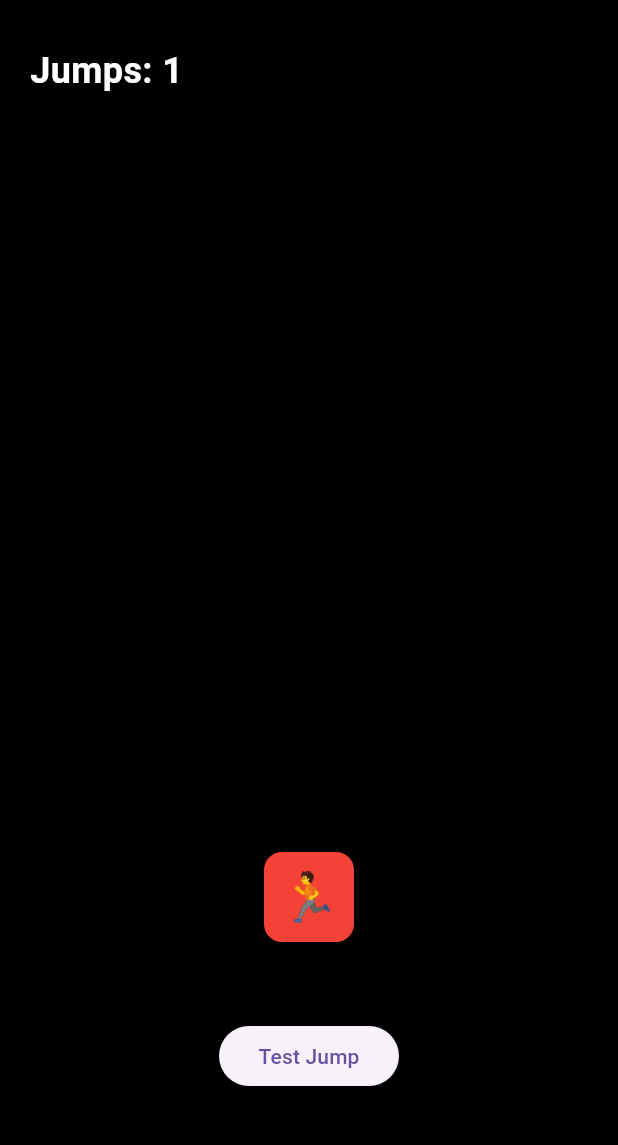
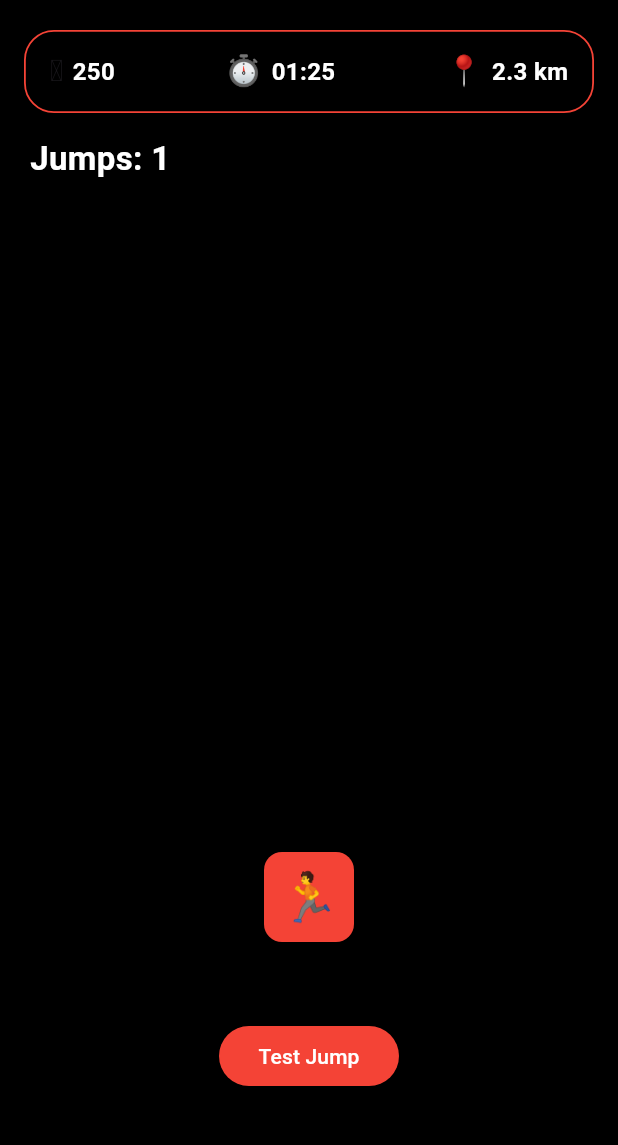
Before and after one commit to Risha0503/fitnessApp, a Flutter app: the screen it shows after launch, after a tap on "Test Jump", on a phone screen of 412 x 824 dp, the part 84-1229 px from its top. Run offline on Flutter 3.47's test engine with Material 3 defaults, Android fonts, the phone set to English and light mode, and no system bars.

Commit message:
Added HUD(icons etc)

```diff
--- a/fitness_rush_app/lib/screens/gamescreen.dart
+++ b/fitness_rush_app/lib/screens/gamescreen.dart
@@ -1,38 +1,42 @@
 import 'package:flutter/material.dart';
-// This is the main game screen for the Fitness Rush app. It displays the runner character, jump counter, and a button to perform jumps.
+
 class GameScreen extends StatefulWidget {
   const GameScreen({super.key});
 
   @override
   State<GameScreen> createState() => _GameScreenState();
 }
-// This is the state class for the GameScreen widget. It manages the state of the game, including the jump count, runner's position, and jump logic.
+
 class _GameScreenState extends State<GameScreen> {
   int jumpCount = 0;
 
-  double runnerBottom = 140; // this variable controls the vertical position of the runner character
-  bool isJumping = false;// this variable tracks whether the runner is currently jumping to prevent multiple jumps at the same time
-// This function is called when the jump button is pressed. It handles the jump logic, including updating the state to trigger a jump and resetting it after the jump duration.
+  double runnerBottom = 140;
+  bool isJumping = false;
+
+  int coins = 250;
+  String timer = '01:25';
+  double distanceKm = 2.3;
+
   Future<void> performJump() async {
     if (isJumping) return;
 
-    setState(() { //` this is where we update the state to trigger a jump
+    setState(() {
       isJumping = true;
       jumpCount++;
-      runnerBottom = 240; // this moves the runner up to simulate a jump
+      runnerBottom = 240;
     });
 
-    await Future.delayed(const Duration(milliseconds: 300)); // this simulates the time the jump takes
-// After the jump duration, we reset the runner's position and state
+    await Future.delayed(const Duration(milliseconds: 300));
+
     setState(() {
-      runnerBottom = 140; // this brings the runner back down after the jump
-      isJumping = false; // reset the jumping state so we can jump again
+      runnerBottom = 140;
+      isJumping = false;
     });
   }
-// This is the main build method that constructs the UI of the game screen
+// this is the main build method for the game screen. It constructs the UI, including the HUD, runner, and jump button. The HUD displays coins, timer, and distance, while the runner is represented by an emoji that moves up when jumping. The jump button triggers the performJump function to simulate a jump action.
   @override
   Widget build(BuildContext context) {
-    return Scaffold( // this is the main structure of our game screen
+    return Scaffold(
       appBar: AppBar(
         title: const Text('Fitness Rush'),
         backgroundColor: Colors.red,
@@ -42,27 +46,50 @@ class _GameScreenState extends State<GameScreen> {
           Container(
             color: Colors.black,
           ),
-// This is the jump counter displayed at the top left of the screen
+// The Stack widget allows for layering of UI elements, enabling the HUD to be positioned on top of the game background and the runner to be positioned above the ground. Each Positioned widget within the Stack is used to place specific UI components at desired locations on the screen, creating an engaging and interactive game interface.
           Positioned(
-            top: 30,
+            top: 20,
+            left: 16,
+            right: 16,
+            child: Container(
+              padding: const EdgeInsets.symmetric(horizontal: 16, vertical: 12),
+              decoration: BoxDecoration(
+                color: Colors.black.withOpacity(0.65),// Semi-transparent background
+                borderRadius: BorderRadius.circular(20),
+                border: Border.all(color: Colors.red, width: 1.2),
+              ),
+          //this is the HUD (Heads-Up Display) section of the game screen. It is positioned at the top of the screen and displays important game information such as coins, timer, and distance. The HUD has a semi-transparent black background with a red border, and it uses a Row widget to layout the individual HUD items (coins, timer, distance) with appropriate spacing.
+              child: Row(
+                mainAxisAlignment: MainAxisAlignment.spaceBetween,
+                children: [
+                  _buildHudItem('🪙', '$coins'),
+                  _buildHudItem('⏱', timer),
+                  _buildHudItem('📍', '${distanceKm.toStringAsFixed(1)} km'),
+                ],
+              ),
+            ),
+          ),
+// This Positioned widget displays the jump count on the screen. It is placed near the top left corner and shows the number of jumps performed by the player. The text is styled with a white color, larger font size, and bold weight to make it easily visible against the game background.
+          Positioned(
+            top: 90,
             left: 20,
             child: Text(
               'Jumps: $jumpCount',
               style: const TextStyle(
                 color: Colors.white,
-                fontSize: 24,
+                fontSize: 22,
                 fontWeight: FontWeight.bold,
               ),
             ),
           ),
-// This is the runner character that will jump when the button is pressed
+
           Positioned(
-            bottom: runnerBottom, // this is the runner's vertical position
+            bottom: runnerBottom,
             left: MediaQuery.of(context).size.width / 2 - 30,
             child: Container(
               width: 60,
               height: 60,
-              decoration: BoxDecoration( // this is the runner
+              decoration: BoxDecoration(
                 color: Colors.red,
                 borderRadius: BorderRadius.circular(12),
               ),
@@ -74,14 +101,18 @@ class _GameScreenState extends State<GameScreen> {
               ),
             ),
           ),
-// This is the jump button that the user will press to make the runner jump
+
           Positioned(
             bottom: 40,
-            left: MediaQuery.of(context).size.width / 2 - 60, // this is the position of the jump button
+            left: MediaQuery.of(context).size.width / 2 - 60,
             child: SizedBox(
               width: 120,
               child: ElevatedButton(
-                onPressed: performJump, // this is the function that gets called when the button is pressed
+                onPressed: performJump,
+                style: ElevatedButton.styleFrom(
+                  backgroundColor: Colors.red,
+                  foregroundColor: Colors.white,
+                ),
                 child: const Text('Test Jump'),
               ),
             ),
@@ -90,4 +121,24 @@ class _GameScreenState extends State<GameScreen> {
       ),
     );
   }
+// This helper method builds individual HUD items for the coins, timer, and distance. Each item consists of an icon (emoji) and a corresponding value. The method returns a Row widget that arranges the icon and value horizontally with some spacing in between. The text is styled to be white, bold, and of a specific font size to ensure readability against the game background.
+  Widget _buildHudItem(String icon, String value) {
+    return Row(
+      children: [
+        Text(
+          icon,
+          style: const TextStyle(fontSize: 20),
+        ),
+        const SizedBox(width: 6),
+        Text(
+          value,
+          style: const TextStyle(
+            color: Colors.white,
+            fontSize: 16,
+            fontWeight: FontWeight.bold,
+          ),
+        ),
+      ],
+    );
+  }
 }
```
